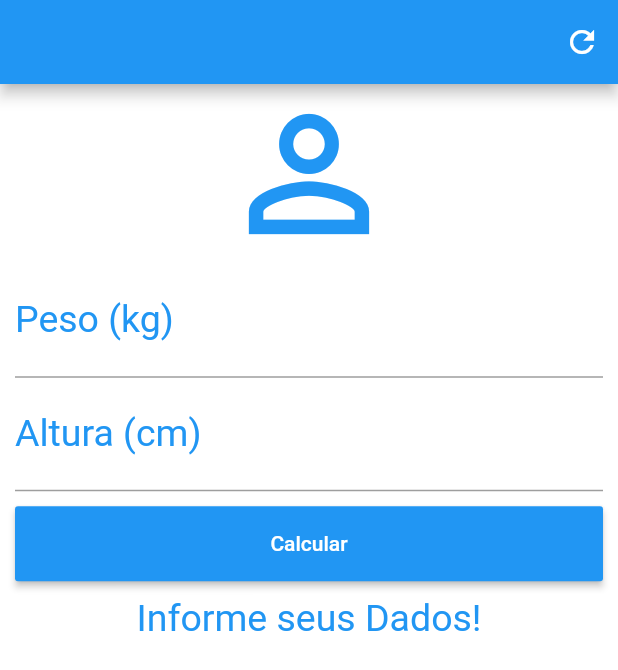
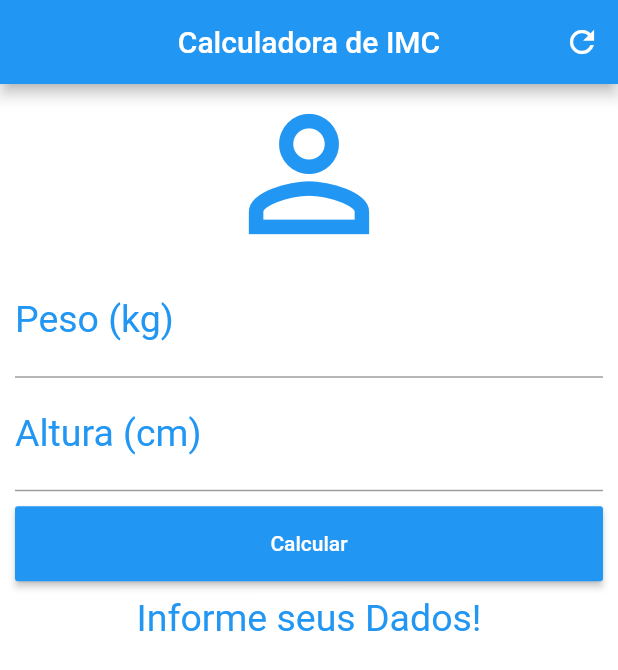
Before and after one commit to lcostasilva/CalculadoradeIMCFlutter, a Flutter app: the screen it shows after launch, on a phone screen of 412 x 824 dp. Shown: the top 670 px of the screen. Run offline on Flutter 3.47's test engine with Material 2 defaults, Android fonts, the phone set to English and light mode, and no system bars.

Commit message:
Adição do title da AppBar

```diff
--- a/lib/main.dart
+++ b/lib/main.dart
@@ -54,6 +54,8 @@ class _HomeState extends State<Home> {
   Widget build(BuildContext context) {
     return Scaffold(
       appBar: AppBar(
+        title: Text("Calculadora de IMC",),
+        centerTitle: true,
         backgroundColor: Colors.blue,
         actions: <Widget>[
           IconButton(
```
